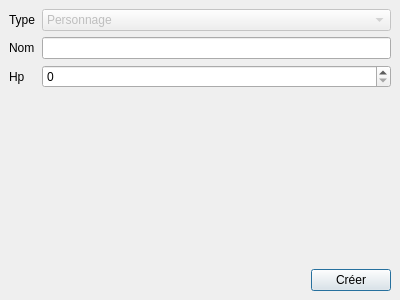
This is src/GameObjects/GameObjectDialog.ui in Nepta/nixjdr as Qt 5 draws it before an edit. The edited form follows.
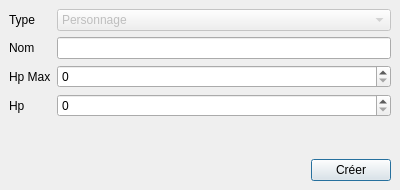
This is the edited form.

```diff
--- a/src/GameObjects/GameObjectDialog.ui
+++ b/src/GameObjects/GameObjectDialog.ui
@@ -7,7 +7,7 @@
     <x>0</x>
     <y>0</y>
     <width>400</width>
-    <height>300</height>
+    <height>190</height>
    </rect>
   </property>
   <property name="sizePolicy">
@@ -59,12 +59,12 @@
      <item row="2" column="0">
       <widget class="QLabel" name="label_2">
        <property name="text">
-        <string>Hp</string>
+        <string>Hp Max</string>
        </property>
       </widget>
      </item>
      <item row="2" column="1">
-      <widget class="QSpinBox" name="m_HpEdit">
+      <widget class="QSpinBox" name="m_HpMaxEdit">
        <property name="maximum">
         <number>1000</number>
        </property>
@@ -89,6 +89,20 @@
        </item>
       </widget>
      </item>
+     <item row="3" column="0">
+      <widget class="QLabel" name="label_4">
+       <property name="text">
+        <string>Hp</string>
+       </property>
+      </widget>
+     </item>
+     <item row="3" column="1">
+      <widget class="QSpinBox" name="m_HpEdit">
+       <property name="maximum">
+        <number>1000</number>
+       </property>
+      </widget>
+     </item>
     </layout>
    </item>
    <item>
```
